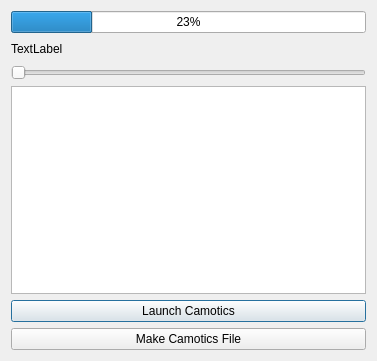
First picture: the form in src/Mod/CAM/Gui/Resources/panels/TaskPathCamoticsSim.ui, repository southseact-3d/fcd, before the edit.
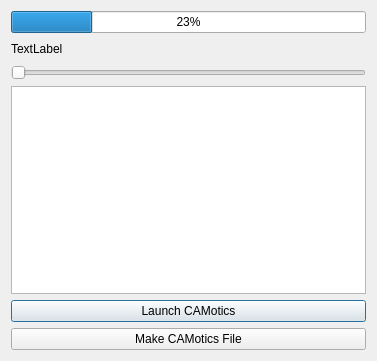
Second picture: the form after the edit.

Diff of the .ui file:
```diff
--- a/src/Mod/CAM/Gui/Resources/panels/TaskPathCamoticsSim.ui
+++ b/src/Mod/CAM/Gui/Resources/panels/TaskPathCamoticsSim.ui
@@ -65,14 +65,14 @@
    <item>
     <widget class="QPushButton" name="btnLaunchCamotics">
      <property name="text">
-      <string>Launch Camotics</string>
+      <string>Launch CAMotics</string>
      </property>
     </widget>
    </item>
    <item>
     <widget class="QPushButton" name="btnMakeFile">
      <property name="text">
-      <string>Make Camotics File</string>
+      <string>Make CAMotics File</string>
      </property>
     </widget>
    </item>
```
